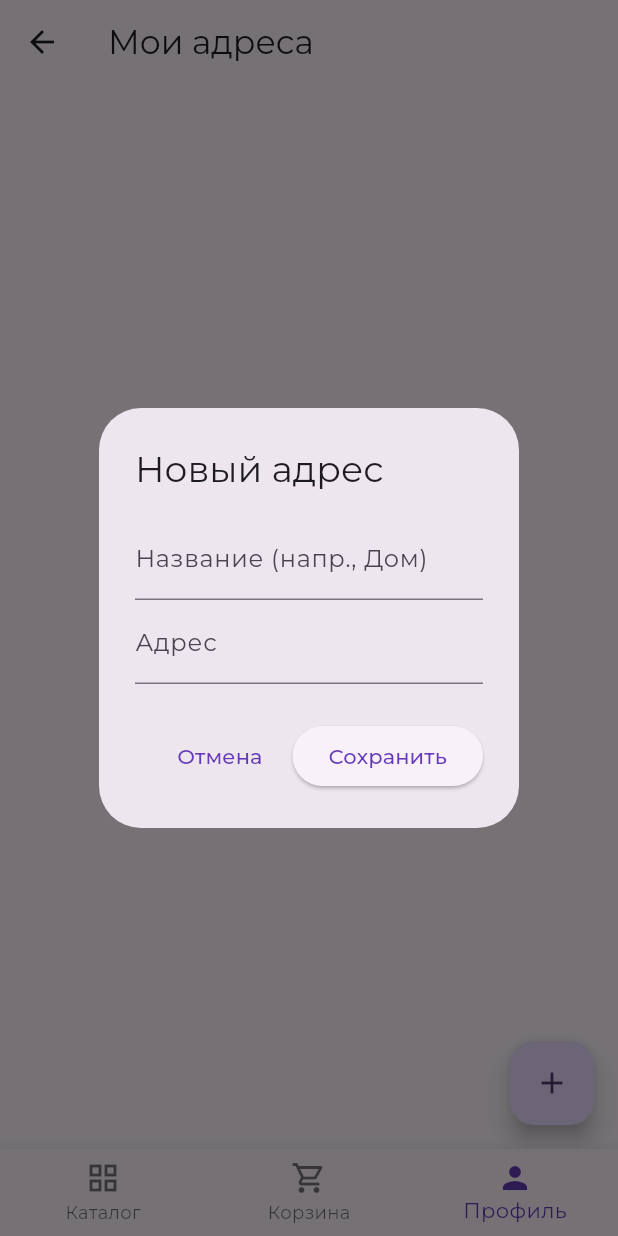
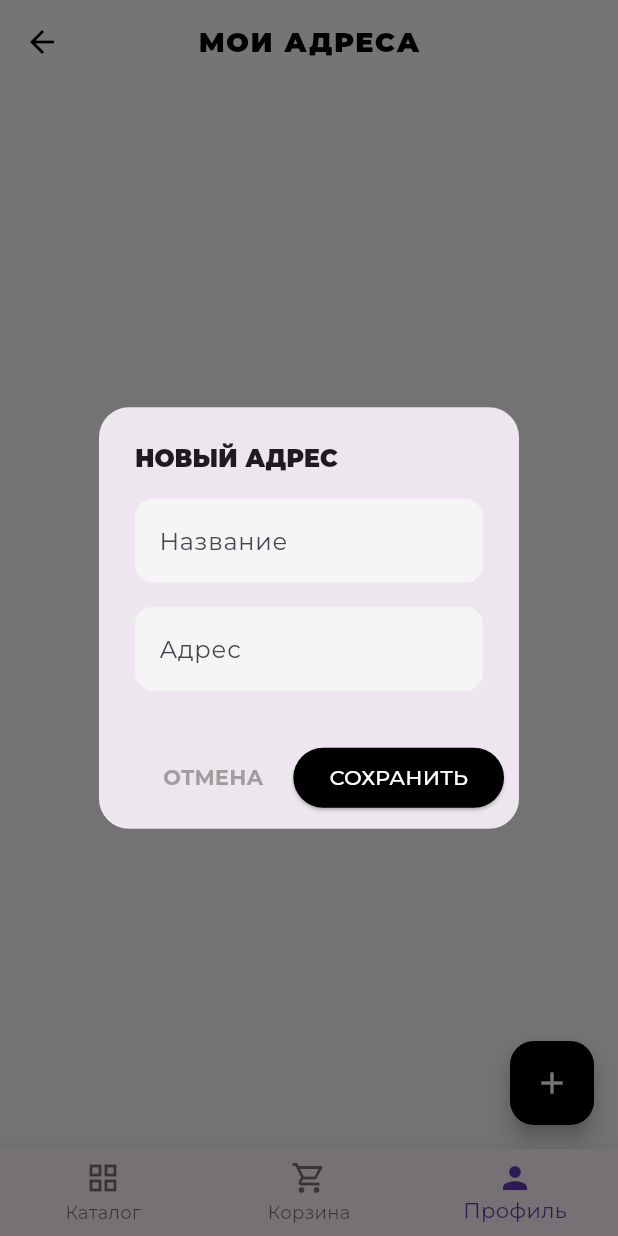
Before and after one commit to elfisfree/ohana_store, a Flutter app: the UserAddressesPage screen opened by its route, after a tap on the "add" icon, on a phone screen of 412 x 824 dp. Run offline on Flutter 3.47's test engine with Material 3 defaults, Android fonts, the phone set to English and light mode, and no system bars; our stand-ins replace fl_chart, flutter_animate, flutter_rating_bar, go_router, google_fonts, image_picker and 1 more; accounts and stored records are empty.

Commit message:
Улучшен дизайн страницы добавления адреса

```diff
--- a/lib/features/profile/user_addresses_page.dart
+++ b/lib/features/profile/user_addresses_page.dart
@@ -30,9 +30,11 @@ class _UserAddressesPageState extends State<UserAddressesPage> {
           .select()
           .eq('user_id', userId)
           .order('created_at');
-      return response.map((addr) => UserAddress.fromJson(addr)).toList();
+      return (response as List)
+          .map((addr) => UserAddress.fromJson(addr))
+          .toList();
     } catch (e) {
-      throw Exception('Не удалось загрузить адреса: $e');
+      throw Exception('Не удалось загрузить адреса');
     }
   }
 
@@ -49,16 +51,12 @@ class _UserAddressesPageState extends State<UserAddressesPage> {
           'name': result['name'],
           'address_line': result['address'],
         });
+        AppNotifications.showSuccess(context, 'Адрес успешно сохранен');
         setState(() {
           _addressesFuture = _fetchAddresses();
         });
       } catch (e) {
-        ScaffoldMessenger.of(context).showSnackBar(
-          SnackBar(
-            content: Text('Ошибка: ${e.toString()}'),
-            backgroundColor: Colors.red,
-          ),
-        );
+        AppNotifications.showError(context, 'Не удалось добавить адрес: $e');
       }
     }
   }
@@ -67,19 +65,14 @@ class _UserAddressesPageState extends State<UserAddressesPage> {
     try {
       await supabase.from('user_addresses').delete().eq('id', addressId);
       if (mounted) {
-        ScaffoldMessenger.of(
-          context,
-        ).showSnackBar(const SnackBar(content: Text('Адрес удален')));
+        AppNotifications.showSuccess(context, 'Адрес удален');
         setState(() {
           _addressesFuture = _fetchAddresses();
         });
       }
     } catch (e) {
       if (mounted) {
-        AppNotifications.showError(context, 'Не удалось удалить адрес: $e');
-        setState(() {
-          _addressesFuture = _fetchAddresses();
-        });
+        AppNotifications.showError(context, 'Ошибка при удалении');
       }
     }
   }
@@ -87,33 +80,105 @@ class _UserAddressesPageState extends State<UserAddressesPage> {
   @override
   Widget build(BuildContext context) {
     return Scaffold(
-      appBar: AppBar(title: const Text('Мои адреса')),
+      backgroundColor: Colors.grey[50],
+      appBar: AppBar(
+        title: const Text(
+          'МОИ АДРЕСА',
+          style: TextStyle(
+            fontWeight: FontWeight.w900,
+            letterSpacing: 1.1,
+            fontSize: 18,
+          ),
+        ),
+        backgroundColor: Colors.white,
+        foregroundColor: Colors.black,
+        elevation: 0,
+        centerTitle: true,
+      ),
       body: FutureBuilder<List<UserAddress>>(
         future: _addressesFuture,
         builder: (context, snapshot) {
           if (snapshot.connectionState == ConnectionState.waiting) {
-            return const Center(child: CircularProgressIndicator());
+            return const Center(
+              child: CircularProgressIndicator(color: Colors.black),
+            );
           }
           if (snapshot.hasError) {
-            return Center(child: Text('${snapshot.error}'));
+            return Center(child: Text('Ошибка: ${snapshot.error}'));
           }
           final addresses = snapshot.data!;
+
           if (addresses.isEmpty) {
-            return const Center(
-              child: Text('У вас еще нет сохраненных адресов.'),
+            return Center(
+              child: Column(
+                mainAxisAlignment: MainAxisAlignment.center,
+                children: [
+                  Icon(
+                    Icons.home_work_outlined,
+                    size: 80,
+                    color: Colors.grey[300],
+                  ),
+                  const SizedBox(height: 16),
+                  const Text(
+                    'СПИСОК ПУСТ',
+                    style: TextStyle(
+                      fontWeight: FontWeight.bold,
+                      color: Colors.grey,
+                    ),
+                  ),
+                ],
+              ),
             );
           }
 
           return ListView.builder(
+            padding: const EdgeInsets.all(20),
             itemCount: addresses.length,
             itemBuilder: (context, index) {
               final address = addresses[index];
-              return ListTile(
-                title: Text(address.name ?? 'Адрес ${index + 1}'),
-                subtitle: Text(address.addressLine),
-                trailing: IconButton(
-                  icon: const Icon(Icons.delete_outline, color: Colors.red),
-                  onPressed: () => _deleteAddress(address.id),
+              return Card(
+                elevation: 0,
+                margin: const EdgeInsets.only(bottom: 12),
+                shape: RoundedRectangleBorder(
+                  borderRadius: BorderRadius.circular(16),
+                  side: BorderSide(color: Colors.grey.shade200),
+                ),
+                child: ListTile(
+                  contentPadding: const EdgeInsets.symmetric(
+                    horizontal: 20,
+                    vertical: 8,
+                  ),
+                  leading: CircleAvatar(
+                    backgroundColor: Theme.of(
+                      context,
+                    ).primaryColor.withValues(alpha: 0.1),
+                    child: Icon(
+                      Icons.location_on_outlined,
+                      color: Theme.of(context).primaryColor,
+                    ),
+                  ),
+                  title: Text(
+                    address.name?.toUpperCase() ?? 'БЕЗ НАЗВАНИЯ',
+                    style: const TextStyle(
+                      fontWeight: FontWeight.w900,
+                      fontSize: 14,
+                      letterSpacing: 0.5,
+                    ),
+                  ),
+                  subtitle: Padding(
+                    padding: const EdgeInsets.only(top: 4),
+                    child: Text(
+                      address.addressLine,
+                      style: const TextStyle(color: Colors.black87),
+                    ),
+                  ),
+                  trailing: IconButton(
+                    icon: const Icon(
+                      Icons.delete_outline_rounded,
+                      color: Colors.redAccent,
+                    ),
+                    onPressed: () => _deleteAddress(address.id),
+                  ),
                 ),
               );
             },
@@ -121,6 +186,8 @@ class _UserAddressesPageState extends State<UserAddressesPage> {
         },
       ),
       floatingActionButton: FloatingActionButton(
+        backgroundColor: Colors.black,
+        foregroundColor: Colors.white,
         onPressed: _addAddress,
         child: const Icon(Icons.add),
       ),
@@ -132,55 +199,86 @@ class _AddAddressDialog extends StatefulWidget {
   const _AddAddressDialog();
 
   @override
-  State<_AddAddressDialog> createState() => _AddAddressDialogState();
+  State<_AddAddressDialog> createState() => __AddAddressDialogState();
 }
 
-class _AddAddressDialogState extends State<_AddAddressDialog> {
+class __AddAddressDialogState extends State<_AddAddressDialog> {
   final _nameController = TextEditingController();
   final _addressController = TextEditingController();
   final _formKey = GlobalKey<FormState>();
 
   @override
+  void dispose() {
+    _nameController.dispose();
+    _addressController.dispose();
+    super.dispose();
+  }
+
+  @override
   Widget build(BuildContext context) {
     return AlertDialog(
-      title: const Text('Новый адрес'),
+      shape: RoundedRectangleBorder(borderRadius: BorderRadius.circular(20)),
+      title: const Text(
+        'НОВЫЙ АДРЕС',
+        style: TextStyle(fontWeight: FontWeight.w900, fontSize: 16),
+      ),
       content: Form(
         key: _formKey,
         child: Column(
           mainAxisSize: MainAxisSize.min,
           children: [
-            TextFormField(
-              controller: _nameController,
-              decoration: const InputDecoration(
-                labelText: 'Название (напр., Дом)',
-              ),
-              validator: (v) => v!.isEmpty ? 'Это обязательное поле' : null,
-            ),
-            TextFormField(
-              controller: _addressController,
-              decoration: const InputDecoration(labelText: 'Адрес'),
-              validator: (v) => v!.isEmpty ? 'Это обязательное поле' : null,
-            ),
+            _buildField(_nameController, 'Название', 'Напр: Дом, Работа'),
+            const SizedBox(height: 16),
+            _buildField(_addressController, 'Адрес', 'Город, улица, дом...'),
           ],
         ),
       ),
+      actionsPadding: const EdgeInsets.symmetric(horizontal: 10, vertical: 10),
       actions: [
         TextButton(
           onPressed: () => Navigator.of(context).pop(),
-          child: const Text('Отмена'),
+          child: const Text(
+            'ОТМЕНА',
+            style: TextStyle(color: Colors.grey, fontWeight: FontWeight.bold),
+          ),
         ),
         ElevatedButton(
           onPressed: () {
             if (_formKey.currentState!.validate()) {
               Navigator.of(context).pop({
-                'name': _nameController.text,
-                'address': _addressController.text,
+                'name': _nameController.text.trim(),
+                'address': _addressController.text.trim(),
               });
             }
           },
-          child: const Text('Сохранить'),
+          style: ElevatedButton.styleFrom(
+            backgroundColor: Colors.black,
+            foregroundColor: Colors.white,
+          ),
+          child: const Text('СОХРАНИТЬ'),
         ),
       ],
     );
   }
+
+  Widget _buildField(
+    TextEditingController controller,
+    String label,
+    String hint,
+  ) {
+    return TextFormField(
+      controller: controller,
+      decoration: InputDecoration(
+        labelText: label,
+        hintText: hint,
+        filled: true,
+        fillColor: Colors.grey.shade100,
+        border: OutlineInputBorder(
+          borderRadius: BorderRadius.circular(12),
+          borderSide: BorderSide.none,
+        ),
+      ),
+      validator: (v) => v!.isEmpty ? 'Заполните поле' : null,
+    );
+  }
 }
```
